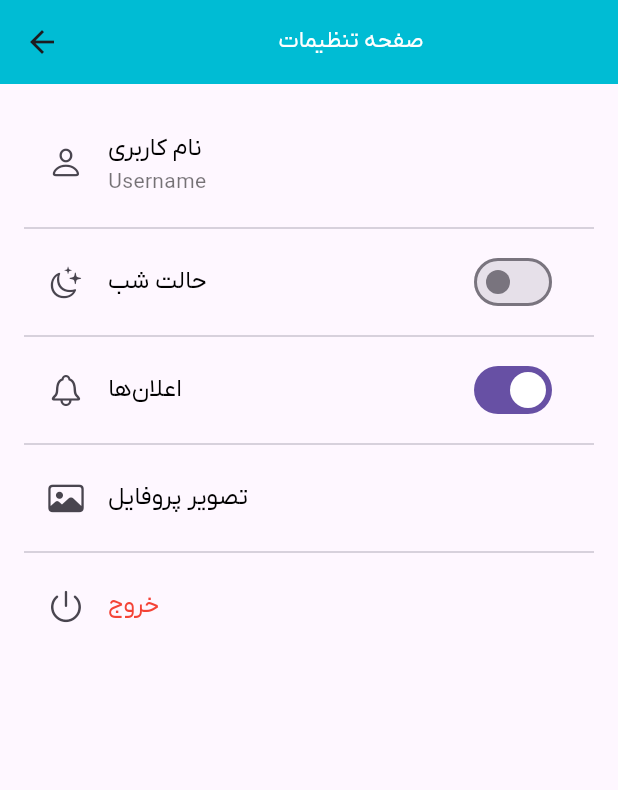
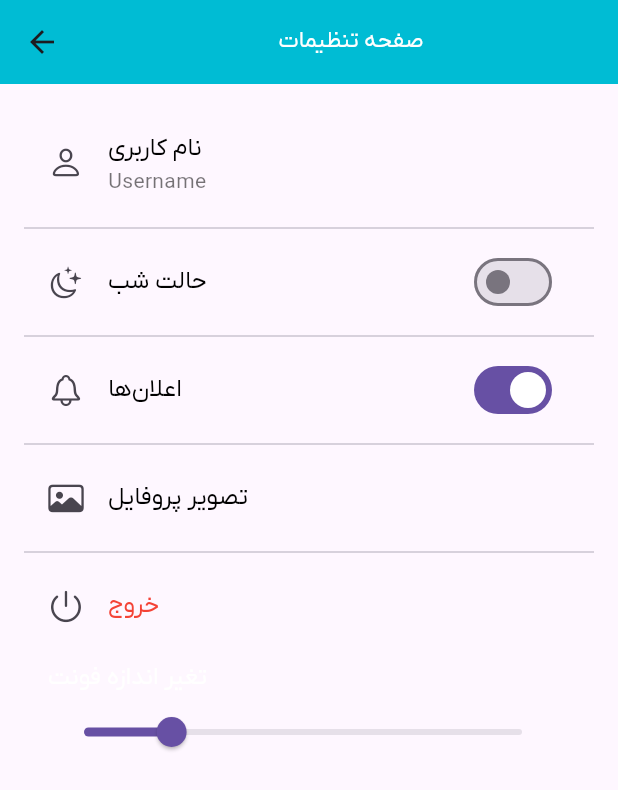
Before and after one commit to Ferdows786/ten_programming_languages, a Flutter app: the screen it shows after launch, in the side drawer, after a tap on "تنظیمات", on a phone screen of 412 x 824 dp. Shown: the top 790 px of the screen. Run offline on Flutter 3.47's test engine with Material 3 defaults, Android fonts, the phone set to English and light mode, and no system bars; our stand-ins replace animated_splash_screen, lottie, share_plus.

Commit message:
working on settingPage

```diff
--- a/lib/main.dart
+++ b/lib/main.dart
@@ -417,6 +417,8 @@ class _settingPageState extends State<settingPage> {
 
   String username = 'Username';
 
+  var increaseSizeFont = 16.0;
+
   @override
   Widget build(BuildContext context) {
     return Scaffold(
@@ -440,7 +442,7 @@ class _settingPageState extends State<settingPage> {
               style: TextStyle(
                 color: Colors.black,
                 fontFamily: 'iranYekan',
-                fontSize: 16,
+                fontSize: increaseSizeFont,
               ),
             ),
             subtitle: Text(
@@ -448,7 +450,7 @@ class _settingPageState extends State<settingPage> {
               style: TextStyle(
                 color: Colors.black54,
                 fontFamily: 'iranYekan',
-                fontSize: 14,
+                fontSize: increaseSizeFont - 2,
               ),
             ),
             onTap: () {
@@ -461,7 +463,7 @@ class _settingPageState extends State<settingPage> {
             title: Text(
               'حالت شب',
               style: TextStyle(
-                  color: Colors.black, fontFamily: 'iranYekan', fontSize: 16),
+                  color: Colors.black, fontFamily: 'iranYekan', fontSize: increaseSizeFont),
             ),
             trailing: Switch(
               value: isDarkMode,
@@ -478,7 +480,7 @@ class _settingPageState extends State<settingPage> {
             title: Text(
               'اعلان‌ها',
               style: TextStyle(
-                  color: Colors.black, fontFamily: 'iranYekan', fontSize: 16),
+                  color: Colors.black, fontFamily: 'iranYekan', fontSize: increaseSizeFont),
             ),
             trailing: Switch(
               value: notificationIsEnabled,
@@ -495,7 +497,7 @@ class _settingPageState extends State<settingPage> {
             title: Text(
               'تصویر پروفایل',
               style: TextStyle(
-                  color: Colors.black, fontFamily: 'iranYekan', fontSize: 16),
+                  color: Colors.black, fontFamily: 'iranYekan', fontSize: increaseSizeFont),
             ),
             onTap: () {
               changeProfilePicture(context);
@@ -507,11 +509,31 @@ class _settingPageState extends State<settingPage> {
             title: Text(
               'خروج',
               style: TextStyle(
-                  color: Colors.red, fontFamily: 'iranYekan', fontSize: 16),
+                  color: Colors.red, fontFamily: 'iranYekan', fontSize: increaseSizeFont),
             ),
             onTap: () {
               Navigator.of(context).pop();
             },
+          ),
+          ListTile(
+            title: Text(
+              'تغیر اندازه فونت',
+              style: TextStyle(
+                fontSize: increaseSizeFont,
+                fontFamily: 'iranYekan',
+                color: Colors.white,
+              ),
+            ),
+            subtitle: Slider(
+              value: increaseSizeFont,
+              max: 32.0,
+              min: 12.0,
+              onChanged: (newFontSize) {
+                setState(() {
+                  increaseSizeFont = newFontSize;
+                },);
+              },
+            ),
           ),
         ],
       ),
@@ -633,7 +655,8 @@ class sharePage extends StatelessWidget {
           height: 50,
           child: ElevatedButton(
             onPressed: () {
-              const url = 'https://play.google.com/store/apps/details?id=com.example.ten_programming_languages';
+              const url =
+                  'https://play.google.com/store/apps/details?id=com.example.ten_programming_languages';
               Share.share(url);
             },
             child: Text(
```
